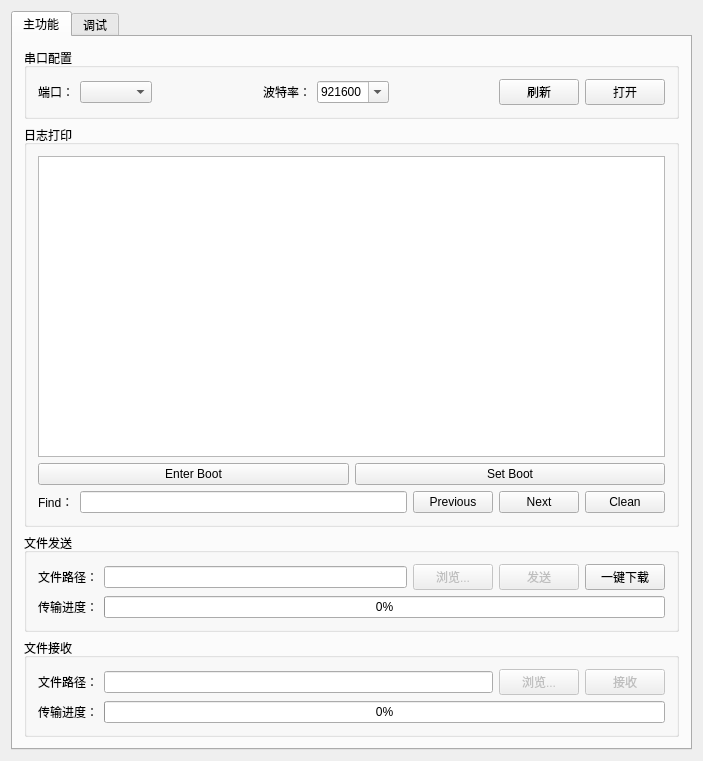
First picture: the form in widget.ui, repository kingson-sue/aic_download_tool, before the edit.
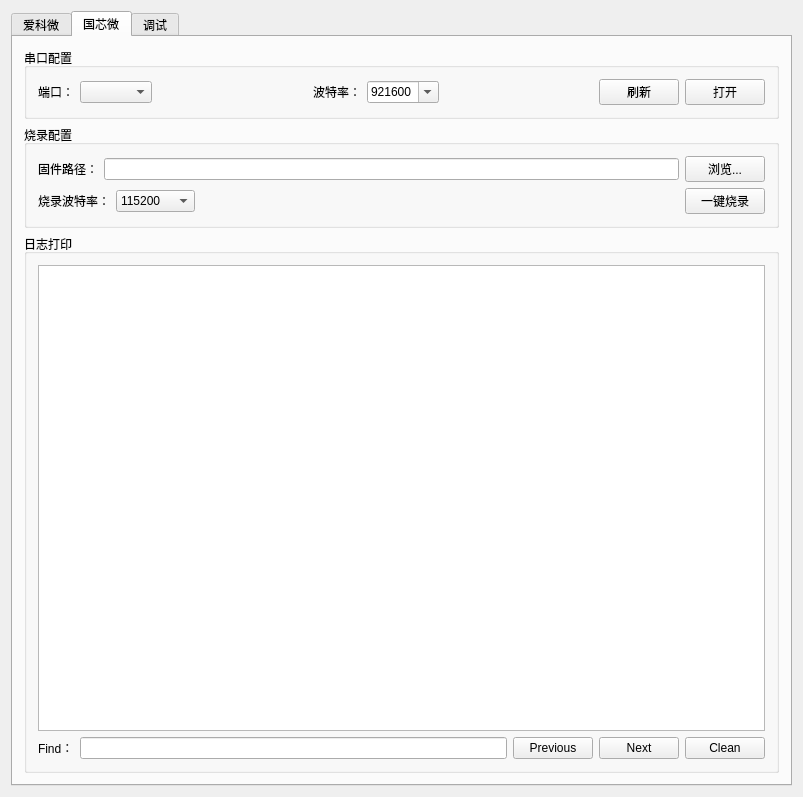
Second picture: the form after the edit. The open tabs and pages were chosen to show the change.

```diff
--- a/widget.ui
+++ b/widget.ui
@@ -6,8 +6,8 @@
    <rect>
     <x>0</x>
     <y>0</y>
-    <width>703</width>
-    <height>761</height>
+    <width>803</width>
+    <height>797</height>
    </rect>
   </property>
   <property name="minimumSize">
@@ -33,7 +33,7 @@
      </property>
      <widget class="QWidget" name="mainFusion">
       <attribute name="title">
-       <string>主功能</string>
+       <string>爱科微</string>
       </attribute>
       <layout class="QVBoxLayout" name="verticalLayout_4">
        <item>
@@ -301,6 +301,9 @@
             </item>
             <item>
              <widget class="QPushButton" name="Button_OneClick_Download">
+              <property name="enabled">
+               <bool>false</bool>
+              </property>
               <property name="maximumSize">
                <size>
                 <width>16777215</width>
@@ -402,7 +405,302 @@
        </item>
       </layout>
      </widget>
-     <widget class="QWidget" name="tab_2">
+     <widget class="QWidget" name="apus">
+      <attribute name="title">
+       <string>国芯微</string>
+      </attribute>
+      <layout class="QVBoxLayout" name="verticalLayout_9">
+       <item>
+        <widget class="QGroupBox" name="groupBox_7">
+         <property name="title">
+          <string>串口配置</string>
+         </property>
+         <layout class="QHBoxLayout" name="horizontalLayout_13">
+          <item>
+           <widget class="QLabel" name="label_com">
+            <property name="text">
+             <string>端口：</string>
+            </property>
+           </widget>
+          </item>
+          <item>
+           <widget class="QComboBox" name="comPort_apus">
+            <property name="maxVisibleItems">
+             <number>12</number>
+            </property>
+           </widget>
+          </item>
+          <item>
+           <spacer name="horizontalSpacer_3">
+            <property name="orientation">
+             <enum>Qt::Horizontal</enum>
+            </property>
+            <property name="sizeHint" stdset="0">
+             <size>
+              <width>40</width>
+              <height>20</height>
+             </size>
+            </property>
+           </spacer>
+          </item>
+          <item>
+           <widget class="QLabel" name="label_bandrate">
+            <property name="text">
+             <string>波特率：</string>
+            </property>
+           </widget>
+          </item>
+          <item>
+           <widget class="QComboBox" name="comBaudRate_apus">
+            <property name="editable">
+             <bool>true</bool>
+            </property>
+            <property name="currentText">
+             <string>115200</string>
+            </property>
+            <property name="currentIndex">
+             <number>0</number>
+            </property>
+            <property name="maxVisibleItems">
+             <number>12</number>
+            </property>
+            <item>
+             <property name="text">
+              <string>921600</string>
+             </property>
+            </item>
+            <item>
+             <property name="text">
+              <string>460800</string>
+             </property>
+            </item>
+            <item>
+             <property name="text">
+              <string>230400</string>
+             </property>
+            </item>
+            <item>
+             <property name="text">
+              <string>115200</string>
+             </property>
+            </item>
+            <item>
+             <property name="text">
+              <string>57600</string>
+             </property>
+            </item>
+            <item>
+             <property name="text">
+              <string>38400</string>
+             </property>
+            </item>
+            <item>
+             <property name="text">
+              <string>19200</string>
+             </property>
+            </item>
+            <item>
+             <property name="text">
+              <string>9600</string>
+             </property>
+            </item>
+            <item>
+             <property name="text">
+              <string>4800</string>
+             </property>
+            </item>
+            <item>
+             <property name="text">
+              <string>2400</string>
+             </property>
+            </item>
+            <item>
+             <property name="text">
+              <string>1200</string>
+             </property>
+            </item>
+           </widget>
+          </item>
+          <item>
+           <spacer name="horizontalSpacer_4">
+            <property name="orientation">
+             <enum>Qt::Horizontal</enum>
+            </property>
+            <property name="sizeHint" stdset="0">
+             <size>
+              <width>40</width>
+              <height>20</height>
+             </size>
+            </property>
+           </spacer>
+          </item>
+          <item>
+           <widget class="QPushButton" name="RefreshButton_apus">
+            <property name="text">
+             <string>刷新</string>
+            </property>
+           </widget>
+          </item>
+          <item>
+           <widget class="QPushButton" name="comButton_apus">
+            <property name="text">
+             <string>打开</string>
+            </property>
+           </widget>
+          </item>
+         </layout>
+        </widget>
+       </item>
+       <item>
+        <widget class="QGroupBox" name="groupBox_8">
+         <property name="title">
+          <string>烧录配置</string>
+         </property>
+         <layout class="QVBoxLayout" name="verticalLayout_10">
+          <item>
+           <layout class="QHBoxLayout" name="horizontalLayout_15">
+            <item>
+             <widget class="QLabel" name="apus_bin">
+              <property name="text">
+               <string>固件路径：</string>
+              </property>
+             </widget>
+            </item>
+            <item>
+             <widget class="QLineEdit" name="binPath_apus"/>
+            </item>
+            <item>
+             <widget class="QPushButton" name="transmitBrowse_apus">
+              <property name="text">
+               <string>浏览...</string>
+              </property>
+             </widget>
+            </item>
+           </layout>
+          </item>
+          <item>
+           <layout class="QHBoxLayout" name="horizontalLayout_14">
+            <item>
+             <widget class="QLabel" name="label_flash">
+              <property name="text">
+               <string>烧录波特率：</string>
+              </property>
+             </widget>
+            </item>
+            <item>
+             <widget class="QComboBox" name="comboBox_flash_apus">
+              <item>
+               <property name="text">
+                <string>115200</string>
+               </property>
+              </item>
+              <item>
+               <property name="text">
+                <string>1000000</string>
+               </property>
+              </item>
+              <item>
+               <property name="text">
+                <string>1152000</string>
+               </property>
+              </item>
+              <item>
+               <property name="text">
+                <string>2000000</string>
+               </property>
+              </item>
+             </widget>
+            </item>
+            <item>
+             <spacer name="horizontalSpacer_5">
+              <property name="orientation">
+               <enum>Qt::Horizontal</enum>
+              </property>
+              <property name="sizeHint" stdset="0">
+               <size>
+                <width>40</width>
+                <height>20</height>
+               </size>
+              </property>
+             </spacer>
+            </item>
+            <item>
+             <widget class="QPushButton" name="Button_flash_apus">
+              <property name="text">
+               <string>一键烧录</string>
+              </property>
+             </widget>
+            </item>
+           </layout>
+          </item>
+         </layout>
+        </widget>
+       </item>
+       <item>
+        <widget class="QGroupBox" name="groupBox_6">
+         <property name="title">
+          <string>日志打印</string>
+         </property>
+         <layout class="QVBoxLayout" name="verticalLayout_8">
+          <item>
+           <widget class="QTextEdit" name="Uart_Output_apus">
+            <property name="font">
+             <font>
+              <pointsize>10</pointsize>
+             </font>
+            </property>
+           </widget>
+          </item>
+          <item>
+           <layout class="QHBoxLayout" name="horizontalLayout_10"/>
+          </item>
+          <item>
+           <layout class="QHBoxLayout" name="horizontalLayout_12">
+            <item>
+             <widget class="QLabel" name="label_8">
+              <property name="text">
+               <string>Find：</string>
+              </property>
+             </widget>
+            </item>
+            <item>
+             <widget class="QLineEdit" name="LineEdit_Search_apus"/>
+            </item>
+            <item>
+             <widget class="QPushButton" name="Button_Find_Previous_apus">
+              <property name="text">
+               <string>Previous</string>
+              </property>
+             </widget>
+            </item>
+            <item>
+             <widget class="QPushButton" name="Button_Find_Next_apus">
+              <property name="maximumSize">
+               <size>
+                <width>16777215</width>
+                <height>16777215</height>
+               </size>
+              </property>
+              <property name="text">
+               <string>Next</string>
+              </property>
+             </widget>
+            </item>
+            <item>
+             <widget class="QPushButton" name="Button_Clean_Uart_apus">
+              <property name="text">
+               <string>Clean</string>
+              </property>
+             </widget>
+            </item>
+           </layout>
+          </item>
+         </layout>
+        </widget>
+       </item>
+      </layout>
+     </widget>
+     <widget class="QWidget" name="debug">
       <attribute name="title">
        <string>调试</string>
       </attribute>
```
Left out of the diff: 9 changed lines with no effect on the pictures.
